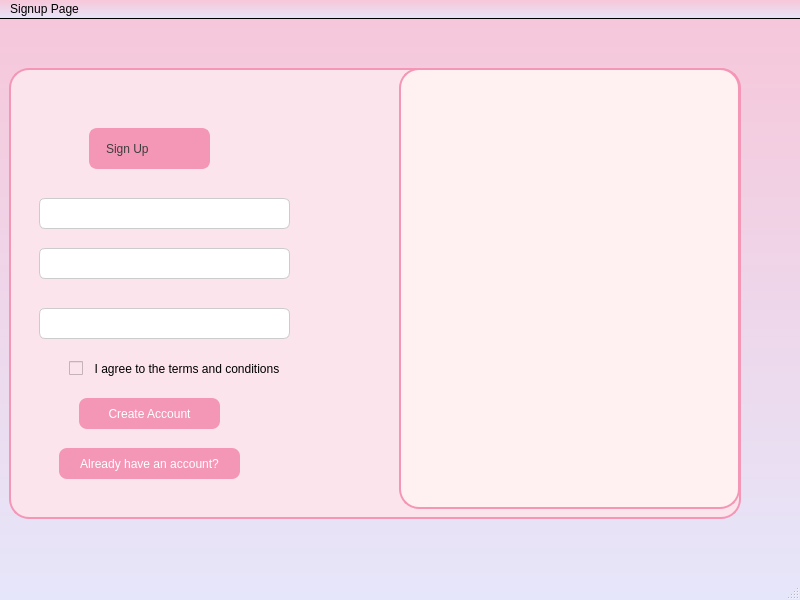
The window that signup.ui (sangya23/Periodcare) describes before a commit, drawn with Qt 5.
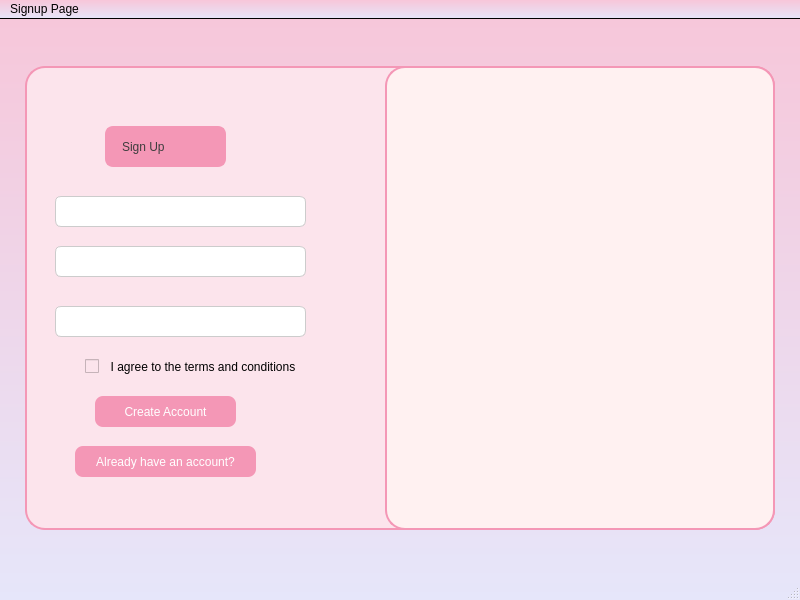
The same window after the commit. Icons and pictures are not drawn.

Commit message: Changed signup and login

The edit to the form file:
```diff
--- a/signup.ui
+++ b/signup.ui
@@ -215,73 +215,21 @@
 </string>
   </property>
   <widget class="QWidget" name="centralwidget">
-   <layout class="QGridLayout" name="gridLayout_3">
-    <item row="2" column="1">
-     <spacer name="verticalSpacer">
-      <property name="orientation">
-       <enum>Qt::Orientation::Vertical</enum>
-      </property>
-      <property name="sizeType">
-       <enum>QSizePolicy::Policy::Maximum</enum>
-      </property>
-      <property name="sizeHint" stdset="0">
-       <size>
-        <width>50</width>
-        <height>50</height>
-       </size>
-      </property>
-     </spacer>
-    </item>
-    <item row="0" column="1">
-     <spacer name="verticalSpacer_2">
-      <property name="orientation">
-       <enum>Qt::Orientation::Vertical</enum>
-      </property>
-      <property name="sizeType">
-       <enum>QSizePolicy::Policy::Maximum</enum>
-      </property>
-      <property name="sizeHint" stdset="0">
-       <size>
-        <width>20</width>
-        <height>40</height>
-       </size>
-      </property>
-     </spacer>
-    </item>
-    <item row="1" column="2">
-     <spacer name="horizontalSpacer_2">
-      <property name="orientation">
-       <enum>Qt::Orientation::Horizontal</enum>
-      </property>
-      <property name="sizeType">
-       <enum>QSizePolicy::Policy::Maximum</enum>
-      </property>
-      <property name="sizeHint" stdset="0">
-       <size>
-        <width>50</width>
-        <height>50</height>
-       </size>
-      </property>
-     </spacer>
-    </item>
-    <item row="1" column="0">
-     <spacer name="horizontalSpacer">
-      <property name="orientation">
-       <enum>Qt::Orientation::Horizontal</enum>
-      </property>
-      <property name="sizeType">
-       <enum>QSizePolicy::Policy::Maximum</enum>
-      </property>
-      <property name="sizeHint" stdset="0">
-       <size>
-        <width>0</width>
-        <height>0</height>
-       </size>
-      </property>
-     </spacer>
-    </item>
-    <item row="1" column="1">
+   <layout class="QGridLayout" name="gridLayout">
+    <item row="0" column="0">
      <widget class="QFrame" name="frame">
+      <property name="minimumSize">
+       <size>
+        <width>750</width>
+        <height>464</height>
+       </size>
+      </property>
+      <property name="maximumSize">
+       <size>
+        <width>750</width>
+        <height>464</height>
+       </size>
+      </property>
       <property name="styleSheet">
        <string notr="true">QFrame {
     background-color: #fce4ec;
@@ -458,12 +406,24 @@
       <widget class="QLabel" name="label">
        <property name="geometry">
         <rect>
-         <x>390</x>
+         <x>360</x>
          <y>0</y>
-         <width>341</width>
-         <height>441</height>
+         <width>390</width>
+         <height>464</height>
         </rect>
        </property>
+       <property name="minimumSize">
+        <size>
+         <width>390</width>
+         <height>464</height>
+        </size>
+       </property>
+       <property name="maximumSize">
+        <size>
+         <width>390</width>
+         <height>464</height>
+        </size>
+       </property>
        <property name="styleSheet">
         <string notr="true">QLabel
 {
```
The commit also changes 828 other files.
